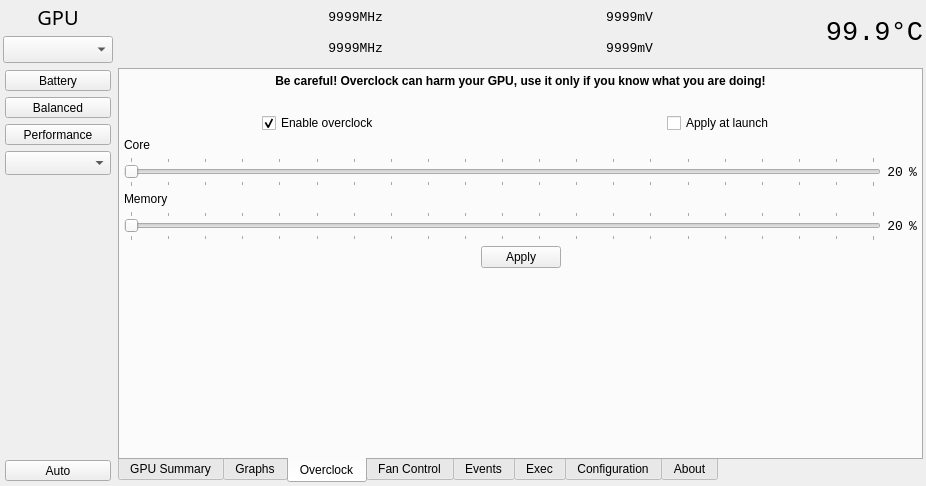
Above: radeon-profile/radeon_profile.ui from marazmista/radeon-profile before the change. Below: the same form after it.
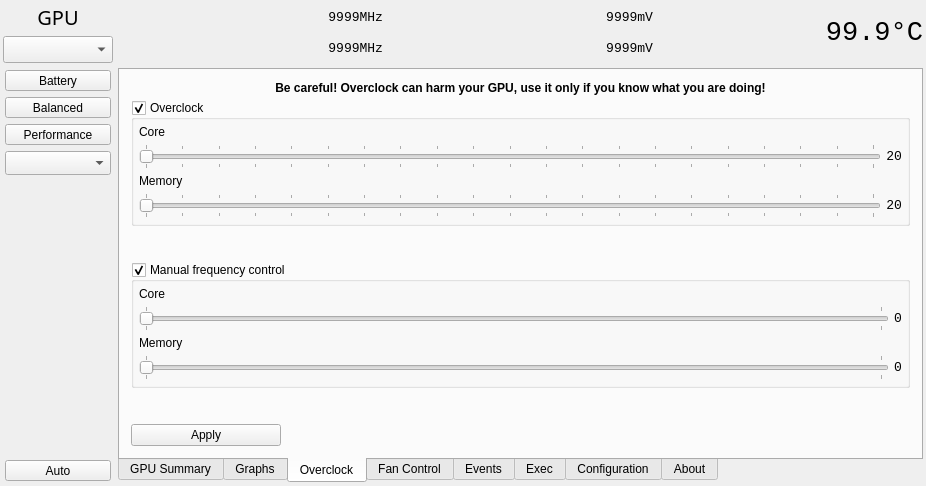
That is the form after the change. The open tabs and pages were chosen to show the change. Icons and pictures are not drawn.

Commit message: refactor; intial support for powerplay manual frequencies setting (pp_dpm_sclk and pp_dpm_mclk)

Diff of the .ui file:
```diff
--- a/radeon-profile/radeon_profile.ui
+++ b/radeon-profile/radeon_profile.ui
@@ -1150,190 +1150,11 @@
        <attribute name="title">
         <string>Overclock</string>
        </attribute>
-       <layout class="QGridLayout" name="gridLayout_7">
-        <property name="leftMargin">
-         <number>4</number>
-        </property>
-        <property name="topMargin">
-         <number>4</number>
-        </property>
-        <property name="rightMargin">
-         <number>4</number>
-        </property>
-        <property name="bottomMargin">
-         <number>4</number>
-        </property>
+       <layout class="QVBoxLayout" name="verticalLayout_10">
         <property name="spacing">
          <number>5</number>
         </property>
-        <item row="4" column="0" colspan="4">
-         <layout class="QHBoxLayout" name="horizontalLayout_11">
-          <item>
-           <widget class="QSlider" name="slider_ocSclk">
-            <property name="enabled">
-             <bool>true</bool>
-            </property>
-            <property name="sizePolicy">
-             <sizepolicy hsizetype="Expanding" vsizetype="Preferred">
-              <horstretch>0</horstretch>
-              <verstretch>0</verstretch>
-             </sizepolicy>
-            </property>
-            <property name="minimumSize">
-             <size>
-              <width>400</width>
-              <height>30</height>
-             </size>
-            </property>
-            <property name="maximum">
-             <number>20</number>
-            </property>
-            <property name="pageStep">
-             <number>5</number>
-            </property>
-            <property name="orientation">
-             <enum>Qt::Horizontal</enum>
-            </property>
-            <property name="tickPosition">
-             <enum>QSlider::TicksBothSides</enum>
-            </property>
-            <property name="tickInterval">
-             <number>1</number>
-            </property>
-           </widget>
-          </item>
-          <item>
-           <widget class="QLabel" name="l_ocSclk">
-            <property name="font">
-             <font>
-              <family>Monospace</family>
-              <pointsize>10</pointsize>
-             </font>
-            </property>
-            <property name="text">
-             <string notr="true">20</string>
-            </property>
-            <property name="alignment">
-             <set>Qt::AlignRight|Qt::AlignTrailing|Qt::AlignVCenter</set>
-            </property>
-           </widget>
-          </item>
-          <item>
-           <widget class="QLabel" name="label_19">
-            <property name="font">
-             <font>
-              <family>Monospace</family>
-              <pointsize>10</pointsize>
-             </font>
-            </property>
-            <property name="text">
-             <string notr="true">%</string>
-            </property>
-           </widget>
-          </item>
-         </layout>
-        </item>
-        <item row="7" column="0">
-         <spacer name="horizontalSpacer_5">
-          <property name="orientation">
-           <enum>Qt::Horizontal</enum>
-          </property>
-          <property name="sizeHint" stdset="0">
-           <size>
-            <width>40</width>
-            <height>20</height>
-           </size>
-          </property>
-         </spacer>
-        </item>
-        <item row="7" column="1" colspan="2">
-         <widget class="QPushButton" name="btn_applyOverclock">
-          <property name="maximumSize">
-           <size>
-            <width>100</width>
-            <height>16777215</height>
-           </size>
-          </property>
-          <property name="text">
-           <string>Apply</string>
-          </property>
-         </widget>
-        </item>
-        <item row="5" column="0">
-         <widget class="QLabel" name="label_22">
-          <property name="text">
-           <string>Memory</string>
-          </property>
-         </widget>
-        </item>
-        <item row="6" column="0" colspan="4">
-         <layout class="QHBoxLayout" name="horizontalLayout_13">
-          <item>
-           <widget class="QSlider" name="slider_ocMclk">
-            <property name="enabled">
-             <bool>true</bool>
-            </property>
-            <property name="sizePolicy">
-             <sizepolicy hsizetype="Expanding" vsizetype="Preferred">
-              <horstretch>0</horstretch>
-              <verstretch>0</verstretch>
-             </sizepolicy>
-            </property>
-            <property name="minimumSize">
-             <size>
-              <width>400</width>
-              <height>30</height>
-             </size>
-            </property>
-            <property name="maximum">
-             <number>20</number>
-            </property>
-            <property name="pageStep">
-             <number>5</number>
-            </property>
-            <property name="orientation">
-             <enum>Qt::Horizontal</enum>
-            </property>
-            <property name="tickPosition">
-             <enum>QSlider::TicksBothSides</enum>
-            </property>
-            <property name="tickInterval">
-             <number>1</number>
-            </property>
-           </widget>
-          </item>
-          <item>
-           <widget class="QLabel" name="l_ocMclk">
-            <property name="font">
-             <font>
-              <family>Monospace</family>
-              <pointsize>10</pointsize>
-             </font>
-            </property>
-            <property name="text">
-             <string notr="true">20</string>
-            </property>
-            <property name="alignment">
-             <set>Qt::AlignRight|Qt::AlignTrailing|Qt::AlignVCenter</set>
-            </property>
-           </widget>
-          </item>
-          <item>
-           <widget class="QLabel" name="label_21">
-            <property name="font">
-             <font>
-              <family>Monospace</family>
-              <pointsize>10</pointsize>
-             </font>
-            </property>
-            <property name="text">
-             <string notr="true">%</string>
-            </property>
-           </widget>
-          </item>
-         </layout>
-        </item>
-        <item row="0" column="0" colspan="4">
+        <item>
          <widget class="QLabel" name="label_8">
           <property name="font">
            <font>
@@ -1349,65 +1170,285 @@
           </property>
          </widget>
         </item>
-        <item row="3" column="0">
-         <widget class="QLabel" name="label_6">
-          <property name="text">
-           <string>Core</string>
+        <item>
+         <widget class="QGroupBox" name="group_oc">
+          <property name="title">
+           <string>Overclock</string>
           </property>
+          <property name="checkable">
+           <bool>true</bool>
+          </property>
+          <property name="checked">
+           <bool>true</bool>
+          </property>
+          <layout class="QGridLayout" name="gridLayout_7" columnstretch="1,0,0,0">
+           <property name="leftMargin">
+            <number>5</number>
+           </property>
+           <property name="topMargin">
+            <number>5</number>
+           </property>
+           <property name="rightMargin">
+            <number>5</number>
+           </property>
+           <property name="bottomMargin">
+            <number>5</number>
+           </property>
+           <property name="spacing">
+            <number>5</number>
+           </property>
+           <item row="2" column="0" colspan="2">
+            <widget class="QLabel" name="label_memOc">
+             <property name="text">
+              <string>Memory</string>
+             </property>
+            </widget>
+           </item>
+           <item row="3" column="0" colspan="3">
+            <widget class="QSlider" name="slider_ocMclk">
+             <property name="enabled">
+              <bool>true</bool>
+             </property>
+             <property name="sizePolicy">
+              <sizepolicy hsizetype="Expanding" vsizetype="Preferred">
+               <horstretch>0</horstretch>
+               <verstretch>0</verstretch>
+              </sizepolicy>
+             </property>
+             <property name="maximum">
+              <number>20</number>
+             </property>
+             <property name="pageStep">
+              <number>5</number>
+             </property>
+             <property name="orientation">
+              <enum>Qt::Horizontal</enum>
+             </property>
+             <property name="tickPosition">
+              <enum>QSlider::TicksBothSides</enum>
+             </property>
+             <property name="tickInterval">
+              <number>1</number>
+             </property>
+            </widget>
+           </item>
+           <item row="1" column="0" colspan="3">
+            <widget class="QSlider" name="slider_ocSclk">
+             <property name="enabled">
+              <bool>true</bool>
+             </property>
+             <property name="sizePolicy">
+              <sizepolicy hsizetype="Expanding" vsizetype="Preferred">
+               <horstretch>0</horstretch>
+               <verstretch>0</verstretch>
+              </sizepolicy>
+             </property>
+             <property name="maximum">
+              <number>20</number>
+             </property>
+             <property name="pageStep">
+              <number>5</number>
+             </property>
+             <property name="orientation">
+              <enum>Qt::Horizontal</enum>
+             </property>
+             <property name="tickPosition">
+              <enum>QSlider::TicksBothSides</enum>
+             </property>
+             <property name="tickInterval">
+              <number>1</number>
+             </property>
+            </widget>
+           </item>
+           <item row="0" column="0" colspan="2">
+            <widget class="QLabel" name="label_coreOc">
+             <property name="text">
+              <string>Core</string>
+             </property>
+            </widget>
+           </item>
+           <item row="1" column="3">
+            <widget class="QLabel" name="l_ocSclk">
+             <property name="font">
+              <font>
+               <family>Monospace</family>
+               <pointsize>10</pointsize>
+              </font>
+             </property>
+             <property name="text">
+              <string notr="true">20</string>
+             </property>
+             <property name="alignment">
+              <set>Qt::AlignRight|Qt::AlignTrailing|Qt::AlignVCenter</set>
+             </property>
+            </widget>
+           </item>
+           <item row="3" column="3">
+            <widget class="QLabel" name="l_ocMclk">
+             <property name="font">
+              <font>
+               <family>Monospace</family>
+               <pointsize>10</pointsize>
+              </font>
+             </property>
+             <property name="text">
+              <string notr="true">20</string>
+             </property>
+             <property name="alignment">
+              <set>Qt::AlignRight|Qt::AlignTrailing|Qt::AlignVCenter</set>
+             </property>
+            </widget>
+           </item>
+          </layout>
          </widget>
         </item>
-        <item row="7" column="3">
-         <spacer name="horizontalSpacer_6">
-          <property name="orientation">
-           <enum>Qt::Horizontal</enum>
-          </property>
-          <property name="sizeHint" stdset="0">
-           <size>
-            <width>40</width>
-            <height>20</height>
-           </size>
-          </property>
-         </spacer>
-        </item>
-        <item row="2" column="0" colspan="4">
-         <layout class="QHBoxLayout" name="horizontalLayout_12">
-          <item alignment="Qt::AlignHCenter">
-           <widget class="QCheckBox" name="cb_enableOverclock">
-            <property name="text">
-             <string>Enable overclock</string>
-            </property>
-            <property name="checked">
-             <bool>true</bool>
-            </property>
-           </widget>
-          </item>
-          <item alignment="Qt::AlignHCenter">
-           <widget class="QCheckBox" name="cb_overclockAtLaunch">
-            <property name="text">
-             <string>Apply at launch</string>
-            </property>
-           </widget>
-          </item>
-         </layout>
-        </item>
-        <item row="1" column="1" colspan="2">
+        <item>
          <spacer name="verticalSpacer_3">
           <property name="orientation">
            <enum>Qt::Vertical</enum>
           </property>
-          <property name="sizeType">
-           <enum>QSizePolicy::Minimum</enum>
-          </property>
           <property name="sizeHint" stdset="0">
            <size>
             <width>20</width>
-            <height>20</height>
+            <height>40</height>
            </size>
           </property>
          </spacer>
         </item>
-        <item row="8" column="1" colspan="2">
-         <spacer name="verticalSpacer_2">
+        <item>
+         <widget class="QGroupBox" name="group_freq">
+          <property name="title">
+           <string>Manual frequency control</string>
+          </property>
+          <property name="checkable">
+           <bool>true</bool>
+          </property>
+          <property name="checked">
+           <bool>true</bool>
+          </property>
+          <layout class="QGridLayout" name="gridLayout_16" columnstretch="1,0">
+           <property name="leftMargin">
+            <number>5</number>
+           </property>
+           <property name="topMargin">
+            <number>5</number>
+           </property>
+           <property name="rightMargin">
+            <number>5</number>
+           </property>
+           <property name="bottomMargin">
+            <number>5</number>
+           </property>
+           <property name="spacing">
+            <number>5</number>
+           </property>
+           <item row="0" column="0">
+            <widget class="QLabel" name="label_CoreFreq">
+             <property name="text">
+              <string>Core</string>
+             </property>
+            </widget>
+           </item>
+           <item row="1" column="0">
+            <widget class="QSlider" name="slider_freqSclk">
+             <property name="enabled">
+              <bool>true</bool>
+             </property>
+             <property name="sizePolicy">
+              <sizepolicy hsizetype="Expanding" vsizetype="Preferred">
+               <horstretch>0</horstretch>
+               <verstretch>0</verstretch>
+              </sizepolicy>
+             </property>
+             <property name="maximum">
+              <number>1</number>
+             </property>
+             <property name="pageStep">
+              <number>5</number>
+             </property>
+             <property name="orientation">
+              <enum>Qt::Horizontal</enum>
+             </property>
+             <property name="tickPosition">
+              <enum>QSlider::TicksBothSides</enum>
+             </property>
+             <property name="tickInterval">
+              <number>1</number>
+             </property>
+            </widget>
+           </item>
+           <item row="1" column="1">
+            <widget class="QLabel" name="l_freqSclk">
+             <property name="font">
+              <font>
+               <family>Monospace</family>
+               <pointsize>10</pointsize>
+              </font>
+             </property>
+             <property name="text">
+              <string notr="true">0</string>
+             </property>
+             <property name="alignment">
+              <set>Qt::AlignRight|Qt::AlignTrailing|Qt::AlignVCenter</set>
+             </property>
+            </widget>
+           </item>
+           <item row="2" column="0">
+            <widget class="QLabel" name="label_memFreq">
+             <property name="text">
+              <string>Memory</string>
+             </property>
+            </widget>
+           </item>
+           <item row="3" column="0">
+            <widget class="QSlider" name="slider_freqMclk">
+             <property name="enabled">
+              <bool>true</bool>
+             </property>
+             <property name="sizePolicy">
+              <sizepolicy hsizetype="Expanding" vsizetype="Preferred">
+               <horstretch>0</horstretch>
+               <verstretch>0</verstretch>
+              </sizepolicy>
+             </property>
+             <property name="maximum">
+              <number>1</number>
+             </property>
+             <property name="pageStep">
+              <number>5</number>
+             </property>
+             <property name="orientation">
+              <enum>Qt::Horizontal</enum>
+             </property>
+             <property name="tickPosition">
+              <enum>QSlider::TicksBothSides</enum>
+             </property>
+             <property name="tickInterval">
+              <number>1</number>
+             </property>
+            </widget>
+           </item>
+           <item row="3" column="1">
+            <widget class="QLabel" name="l_freqMclk">
+             <property name="font">
+              <font>
+               <family>Monospace</family>
+               <pointsize>10</pointsize>
+              </font>
+             </property>
+             <property name="text">
+              <string notr="true">0</string>
+             </property>
+             <property name="alignment">
+              <set>Qt::AlignRight|Qt::AlignTrailing|Qt::AlignVCenter</set>
+             </property>
+            </widget>
+           </item>
+          </layout>
+         </widget>
+        </item>
+        <item>
+         <spacer name="verticalSpacer_4">
           <property name="orientation">
            <enum>Qt::Vertical</enum>
           </property>
@@ -1419,6 +1460,19 @@
           </property>
          </spacer>
         </item>
+        <item>
+         <widget class="QPushButton" name="btn_applyOverclock">
+          <property name="maximumSize">
+           <size>
+            <width>150</width>
+            <height>16777215</height>
+           </size>
+          </property>
+          <property name="text">
+           <string>Apply</string>
+          </property>
+         </widget>
+        </item>
        </layout>
       </widget>
       <widget class="QWidget" name="fanTab">
```
The commit also changes 9 other files.
